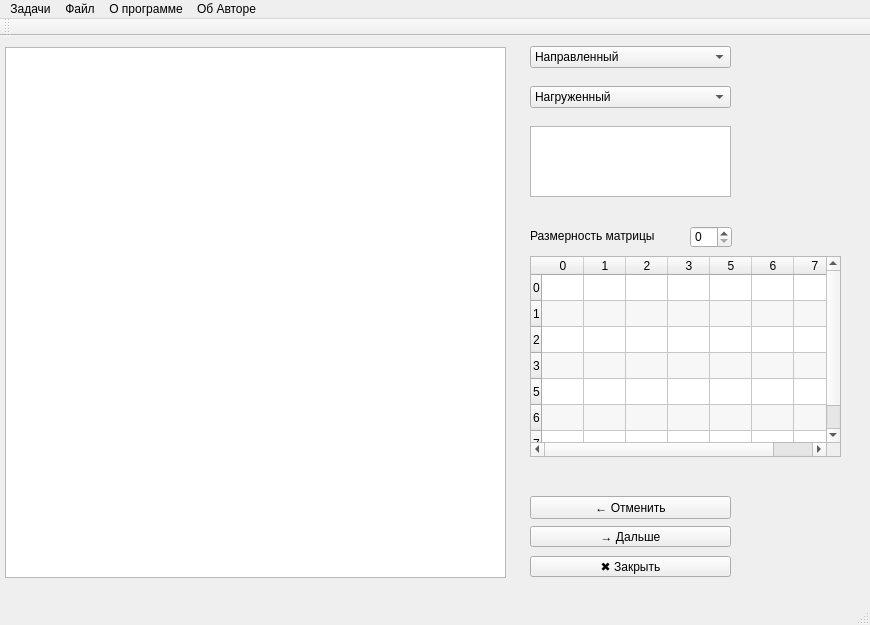
Old version of the form graphs.ui in the repository maksiplus19/graphs.
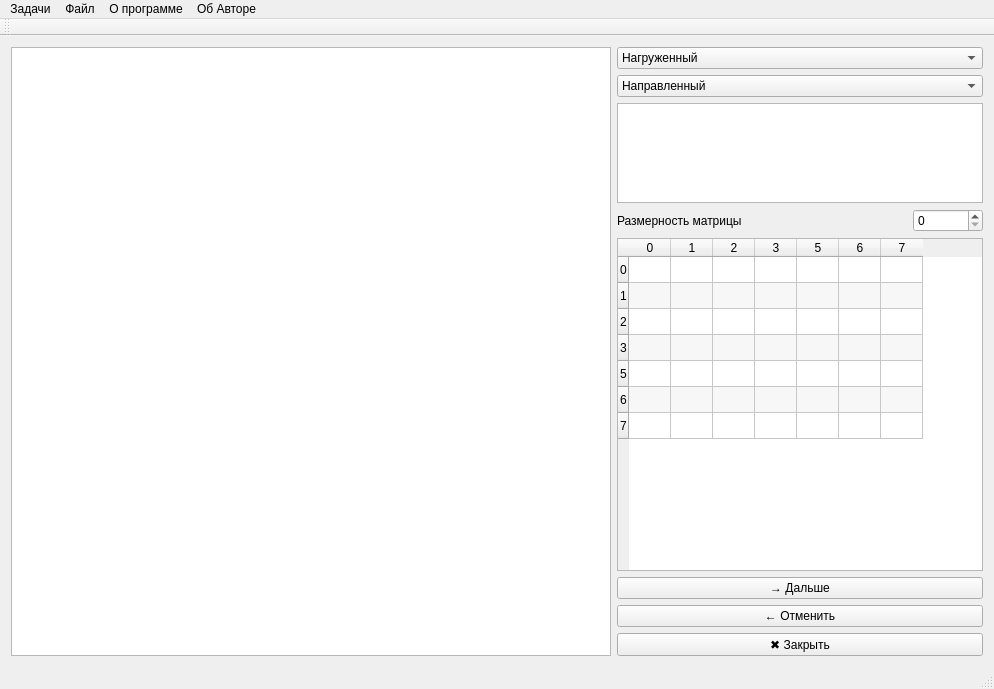
New version of the form.

Commit message: Добавил компановку окна

```diff
--- a/graphs.ui
+++ b/graphs.ui
@@ -6,88 +6,100 @@
    <rect>
     <x>0</x>
     <y>0</y>
-    <width>870</width>
-    <height>625</height>
+    <width>994</width>
+    <height>689</height>
    </rect>
   </property>
   <property name="windowTitle">
    <string>MainWindow</string>
   </property>
   <widget class="QWidget" name="centralWidget">
+   <layout class="QHBoxLayout" name="horizontalLayout_2">
+    <item>
+     <widget class="QTableView" name="tableView">
+      <property name="minimumSize">
+       <size>
+        <width>600</width>
+        <height>300</height>
+       </size>
+      </property>
+     </widget>
+    </item>
+    <item>
+     <layout class="QVBoxLayout" name="verticalLayout">
+      <item>
+       <widget class="QComboBox" name="comboBox">
+        <item>
+         <property name="text">
+          <string>Нагруженный</string>
+         </property>
+        </item>
+        <item>
+         <property name="text">
+          <string>Ненагруженный</string>
+         </property>
+        </item>
+       </widget>
+      </item>
+      <item>
+       <widget class="QComboBox" name="directBox">
+        <item>
+         <property name="text">
+          <string>Направленный</string>
+         </property>
+        </item>
+        <item>
+         <property name="text">
+          <string>Ненаправленный</string>
+         </property>
+        </item>
+       </widget>
+      </item>
+      <item>
    <widget class="QTextEdit" name="textInput">
-    <property name="geometry">
-     <rect>
-      <x>530</x>
-      <y>90</y>
-      <width>201</width>
-      <height>71</height>
-     </rect>
+        <property name="maximumSize">
+         <size>
+          <width>16777215</width>
+          <height>100</height>
+         </size>
     </property>
     <property name="focusPolicy">
      <enum>Qt::ClickFocus</enum>
     </property>
    </widget>
-   <widget class="QPushButton" name="cancelButton">
-    <property name="geometry">
-     <rect>
-      <x>530</x>
-      <y>460</y>
-      <width>201</width>
-      <height>23</height>
-     </rect>
-    </property>
+      </item>
+      <item>
+       <layout class="QHBoxLayout" name="horizontalLayout">
+        <item>
+         <widget class="QLabel" name="label">
     <property name="text">
-     <string>← Отменить</string>
-    </property>
-   </widget>
-   <widget class="QPushButton" name="nextButton">
-    <property name="geometry">
-     <rect>
-      <x>530</x>
-      <y>490</y>
-      <width>201</width>
-      <height>21</height>
-     </rect>
-    </property>
-    <property name="text">
-     <string>→ Дальше</string>
-    </property>
-   </widget>
-   <widget class="QPushButton" name="pushButton">
-    <property name="geometry">
-     <rect>
-      <x>530</x>
-      <y>520</y>
-      <width>201</width>
-      <height>21</height>
-     </rect>
-    </property>
-    <property name="text">
-     <string>✖ Закрыть</string>
-    </property>
-   </widget>
-   <widget class="QTableView" name="tableView">
-    <property name="geometry">
-     <rect>
-      <x>5</x>
-      <y>11</y>
-      <width>501</width>
-      <height>531</height>
-     </rect>
-    </property>
-   </widget>
+           <string>Размерность матрицы</string>
+          </property>
+         </widget>
+        </item>
+        <item>
+         <widget class="QSpinBox" name="spinBox">
+          <property name="maximumSize">
+           <size>
+            <width>70</width>
+            <height>16777215</height>
+           </size>
+          </property>
+         </widget>
+        </item>
+       </layout>
+      </item>
+      <item>
    <widget class="QTableWidget" name="matrixWidget">
-    <property name="geometry">
-     <rect>
-      <x>530</x>
-      <y>220</y>
-      <width>311</width>
-      <height>201</height>
-     </rect>
+        <property name="minimumSize">
+         <size>
+          <width>300</width>
+          <height>300</height>
+         </size>
     </property>
     <property name="maximumSize">
      <size>
-      <width>16777204</width>
+          <width>16777215</width>
       <height>16777215</height>
      </size>
     </property>
@@ -250,69 +262,31 @@
      </property>
     </item>
    </widget>
-   <widget class="QSpinBox" name="spinBox">
-    <property name="geometry">
-     <rect>
-      <x>690</x>
-      <y>190</y>
-      <width>42</width>
-      <height>22</height>
-     </rect>
-    </property>
-   </widget>
-   <widget class="QLabel" name="label">
-    <property name="geometry">
-     <rect>
-      <x>530</x>
-      <y>190</y>
-      <width>171</width>
-      <height>20</height>
-     </rect>
-    </property>
-    <property name="text">
-     <string>Размерность матрицы</string>
-    </property>
-   </widget>
-   <widget class="QComboBox" name="directBox">
-    <property name="geometry">
-     <rect>
-      <x>530</x>
-      <y>10</y>
-      <width>201</width>
-      <height>22</height>
-     </rect>
-    </property>
-    <item>
-     <property name="text">
-      <string>Направленный</string>
-     </property>
     </item>
     <item>
+       <widget class="QPushButton" name="nextButton">
      <property name="text">
-      <string>Ненаправленный</string>
-     </property>
-    </item>
-   </widget>
-   <widget class="QComboBox" name="comboBox">
-    <property name="geometry">
-     <rect>
-      <x>530</x>
-      <y>50</y>
-      <width>201</width>
-      <height>22</height>
-     </rect>
-    </property>
+         <string>→ Дальше</string>
+        </property>
+       </widget>
+      </item>
     <item>
+       <widget class="QPushButton" name="cancelButton">
      <property name="text">
-      <string>Нагруженный</string>
-     </property>
+         <string>← Отменить</string>
+        </property>
+       </widget>
     </item>
     <item>
+       <widget class="QPushButton" name="pushButton">
      <property name="text">
-      <string>Ненагруженный</string>
-     </property>
-    </item>
-   </widget>
+         <string>✖ Закрыть</string>
+        </property>
+       </widget>
+      </item>
+     </layout>
+    </item>
+   </layout>
   </widget>
   <widget class="QToolBar" name="mainToolBar">
    <attribute name="toolBarArea">
@@ -328,7 +302,7 @@
     <rect>
      <x>0</x>
      <y>0</y>
-     <width>870</width>
+     <width>994</width>
      <height>21</height>
     </rect>
    </property>
```
Left out of the diff: 19 changed lines with no effect on the pictures. Lines whose indentation alone changed are shown as unchanged.
